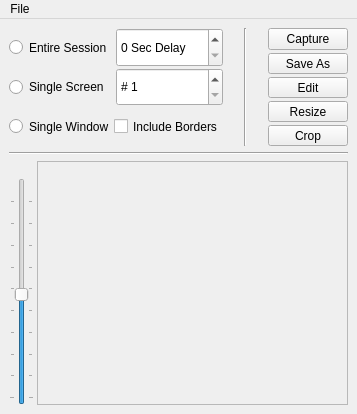
First picture: the form in src-qt5/desktop-utils/lumina-screenshot/MainUI.ui, repository lumina-desktop/lumina, before the edit.
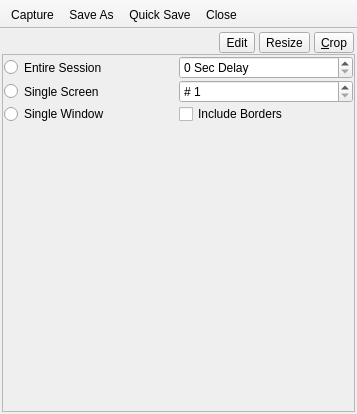
Second picture: the form after the edit. The open tabs and pages were chosen to show the change.

Commit message: Cleanup the lumina-screenshot interface again (with q5sys). This seems to be the best way to compress the UI elements without making it too cumbersome.

```diff
--- a/src-qt5/desktop-utils/lumina-screenshot/MainUI.ui
+++ b/src-qt5/desktop-utils/lumina-screenshot/MainUI.ui
@@ -21,185 +21,60 @@
   </property>
   <widget class="QWidget" name="centralwidget">
    <layout class="QVBoxLayout" name="verticalLayout_3">
-    <item>
-     <layout class="QHBoxLayout" name="horizontalLayout_5">
       <property name="spacing">
-       <number>3</number>
-      </property>
-      <property name="sizeConstraint">
-       <enum>QLayout::SetMinimumSize</enum>
-      </property>
-      <item>
-       <layout class="QVBoxLayout" name="verticalLayout_2">
-        <property name="spacing">
-         <number>1</number>
-        </property>
-        <property name="sizeConstraint">
-         <enum>QLayout::SetMinimumSize</enum>
-        </property>
-        <item>
-         <layout class="QHBoxLayout" name="horizontalLayout">
-          <property name="spacing">
            <number>0</number>
           </property>
-          <property name="sizeConstraint">
-           <enum>QLayout::SetMinimumSize</enum>
-          </property>
-          <item>
-           <widget class="QRadioButton" name="radio_all">
-            <property name="sizePolicy">
-             <sizepolicy hsizetype="Minimum" vsizetype="Minimum">
-              <horstretch>0</horstretch>
-              <verstretch>0</verstretch>
-             </sizepolicy>
-            </property>
-            <property name="text">
-             <string>Entire Session</string>
-            </property>
-           </widget>
-          </item>
-          <item>
-           <widget class="QSpinBox" name="spin_delay">
-            <property name="sizePolicy">
-             <sizepolicy hsizetype="Minimum" vsizetype="Minimum">
-              <horstretch>0</horstretch>
-              <verstretch>0</verstretch>
-             </sizepolicy>
-            </property>
-            <property name="suffix">
-             <string> Sec Delay</string>
-            </property>
-            <property name="prefix">
-             <string/>
-            </property>
-            <property name="maximum">
-             <number>20</number>
-            </property>
-           </widget>
-          </item>
-         </layout>
-        </item>
+    <property name="leftMargin">
+     <number>2</number>
+    </property>
+    <property name="topMargin">
+     <number>2</number>
+    </property>
+    <property name="rightMargin">
+     <number>2</number>
+    </property>
+    <property name="bottomMargin">
+     <number>2</number>
+    </property>
         <item>
-         <layout class="QHBoxLayout" name="horizontalLayout_2">
-          <property name="spacing">
-           <number>0</number>
-          </property>
-          <property name="sizeConstraint">
-           <enum>QLayout::SetMinimumSize</enum>
-          </property>
+     <layout class="QHBoxLayout" name="tabLayout">
           <item>
-           <widget class="QRadioButton" name="radio_monitor">
-            <property name="sizePolicy">
-             <sizepolicy hsizetype="Minimum" vsizetype="Minimum">
-              <horstretch>0</horstretch>
-              <verstretch>0</verstretch>
-             </sizepolicy>
-            </property>
-            <property name="text">
-             <string>Single Screen</string>
-            </property>
-           </widget>
-          </item>
-          <item>
-           <widget class="QSpinBox" name="spin_monitor">
-            <property name="sizePolicy">
-             <sizepolicy hsizetype="Minimum" vsizetype="Minimum">
-              <horstretch>0</horstretch>
-              <verstretch>0</verstretch>
-             </sizepolicy>
-            </property>
-            <property name="prefix">
-             <string notr="true"># </string>
-            </property>
-            <property name="minimum">
-             <number>1</number>
-            </property>
-           </widget>
-          </item>
-         </layout>
-        </item>
-        <item>
-         <layout class="QHBoxLayout" name="horizontalLayout_3">
-          <property name="spacing">
-           <number>0</number>
-          </property>
-          <property name="sizeConstraint">
-           <enum>QLayout::SetMinimumSize</enum>
-          </property>
-          <item>
-           <widget class="QRadioButton" name="radio_window">
-            <property name="sizePolicy">
-             <sizepolicy hsizetype="Minimum" vsizetype="Minimum">
-              <horstretch>0</horstretch>
-              <verstretch>0</verstretch>
-             </sizepolicy>
-            </property>
-            <property name="text">
-             <string>Single Window</string>
-            </property>
-           </widget>
-          </item>
-          <item>
-           <widget class="QCheckBox" name="check_frame">
-            <property name="sizePolicy">
-             <sizepolicy hsizetype="Minimum" vsizetype="Minimum">
-              <horstretch>0</horstretch>
-              <verstretch>0</verstretch>
-             </sizepolicy>
-            </property>
-            <property name="text">
-             <string>Include Borders</string>
-            </property>
-           </widget>
-          </item>
-         </layout>
-        </item>
-       </layout>
-      </item>
-      <item>
-       <widget class="Line" name="line">
-        <property name="sizePolicy">
-         <sizepolicy hsizetype="Minimum" vsizetype="Minimum">
-          <horstretch>0</horstretch>
-          <verstretch>0</verstretch>
-         </sizepolicy>
-        </property>
+       <spacer name="horizontalSpacer">
         <property name="orientation">
-         <enum>Qt::Vertical</enum>
+         <enum>Qt::Horizontal</enum>
         </property>
-       </widget>
+        <property name="sizeHint" stdset="0">
+         <size>
+          <width>40</width>
+          <height>20</height>
+         </size>
+        </property>
+       </spacer>
       </item>
       <item>
-       <layout class="QVBoxLayout" name="verticalLayout">
+       <widget class="QFrame" name="frame_modify">
+        <property name="frameShape">
+         <enum>QFrame::NoFrame</enum>
+        </property>
+        <property name="frameShadow">
+         <enum>QFrame::Raised</enum>
+        </property>
+        <layout class="QHBoxLayout" name="horizontalLayout_7">
         <property name="spacing">
-         <number>3</number>
-        </property>
-        <property name="sizeConstraint">
-         <enum>QLayout::SetMinimumSize</enum>
-        </property>
-        <item>
-         <widget class="QPushButton" name="push_snap">
-          <property name="text">
-           <string>Capture</string>
-          </property>
-         </widget>
-        </item>
-        <item>
-         <widget class="QToolButton" name="tool_save">
-          <property name="sizePolicy">
-           <sizepolicy hsizetype="Minimum" vsizetype="Fixed">
-            <horstretch>0</horstretch>
-            <verstretch>0</verstretch>
-           </sizepolicy>
-          </property>
-          <property name="text">
-           <string>Save As</string>
-          </property>
-          <property name="toolButtonStyle">
-           <enum>Qt::ToolButtonTextBesideIcon</enum>
-          </property>
-         </widget>
-        </item>
+          <number>4</number>
+         </property>
+         <property name="leftMargin">
+          <number>1</number>
+         </property>
+         <property name="topMargin">
+          <number>1</number>
+         </property>
+         <property name="rightMargin">
+          <number>1</number>
+         </property>
+         <property name="bottomMargin">
+          <number>1</number>
+         </property>
         <item>
          <widget class="QToolButton" name="tool_quicksave">
           <property name="sizePolicy">
@@ -241,7 +116,7 @@
            </sizepolicy>
           </property>
           <property name="text">
-           <string>Crop</string>
+            <string>&amp;Crop</string>
           </property>
           <property name="toolButtonStyle">
            <enum>Qt::ToolButtonTextBesideIcon</enum>
@@ -249,16 +124,32 @@
          </widget>
         </item>
        </layout>
+       </widget>
       </item>
      </layout>
     </item>
     <item>
-     <widget class="Line" name="line_2">
-      <property name="orientation">
-       <enum>Qt::Horizontal</enum>
+     <widget class="QStackedWidget" name="stackedWidget">
+      <property name="frameShape">
+       <enum>QFrame::StyledPanel</enum>
       </property>
-     </widget>
-    </item>
+      <property name="currentIndex">
+       <number>0</number>
+      </property>
+      <widget class="QWidget" name="page_current">
+       <layout class="QVBoxLayout" name="verticalLayout_5">
+        <property name="leftMargin">
+         <number>1</number>
+        </property>
+        <property name="topMargin">
+         <number>1</number>
+        </property>
+        <property name="rightMargin">
+         <number>1</number>
+        </property>
+        <property name="bottomMargin">
+         <number>1</number>
+        </property>
     <item>
      <layout class="QHBoxLayout" name="horizontalLayout_4">
       <property name="spacing">
@@ -319,59 +210,212 @@
           <rect>
            <x>0</x>
            <y>0</y>
-           <width>305</width>
-           <height>218</height>
-          </rect>
-         </property>
-         <zorder>tabWidget</zorder>
+               <width>315</width>
+               <height>342</height>
+              </rect>
+             </property>
         </widget>
        </widget>
       </item>
      </layout>
     </item>
    </layout>
-   <zorder></zorder>
-   <zorder></zorder>
-   <zorder>group_settings</zorder>
-   <zorder>scrollArea</zorder>
-   <zorder>line</zorder>
-   <zorder>push_snap</zorder>
-   <zorder></zorder>
-   <zorder>push_snap</zorder>
-   <zorder>line</zorder>
-   <zorder>spin_delay</zorder>
-   <zorder>radio_all</zorder>
-   <zorder>radio_monitor</zorder>
-   <zorder>spin_monitor</zorder>
-   <zorder>horizontalSpacer</zorder>
-   <zorder>check_frame</zorder>
-   <zorder>radio_window</zorder>
-   <zorder>line_2</zorder>
-  </widget>
-  <widget class="QMenuBar" name="menuBar">
-   <property name="geometry">
-    <rect>
-     <x>0</x>
-     <y>0</y>
-     <width>357</width>
-     <height>22</height>
-    </rect>
-   </property>
-   <widget class="QMenu" name="menuFile">
-    <property name="title">
-     <string>File</string>
-    </property>
+      </widget>
+      <widget class="QWidget" name="page_settings">
+       <layout class="QVBoxLayout" name="verticalLayout_6">
+        <property name="leftMargin">
+         <number>1</number>
+        </property>
+        <property name="topMargin">
+         <number>1</number>
+        </property>
+        <property name="rightMargin">
+         <number>1</number>
+        </property>
+        <property name="bottomMargin">
+         <number>1</number>
+        </property>
+        <item>
+         <layout class="QVBoxLayout" name="verticalLayout_2">
+          <property name="spacing">
+           <number>1</number>
+          </property>
+          <property name="sizeConstraint">
+           <enum>QLayout::SetMinimumSize</enum>
+          </property>
+          <item>
+           <layout class="QHBoxLayout" name="horizontalLayout">
+            <property name="spacing">
+             <number>0</number>
+            </property>
+            <property name="sizeConstraint">
+             <enum>QLayout::SetMinimumSize</enum>
+            </property>
+            <item>
+             <widget class="QRadioButton" name="radio_all">
+              <property name="sizePolicy">
+               <sizepolicy hsizetype="Minimum" vsizetype="Minimum">
+                <horstretch>0</horstretch>
+                <verstretch>0</verstretch>
+               </sizepolicy>
+              </property>
+              <property name="text">
+               <string>Entire Session</string>
+              </property>
+             </widget>
+            </item>
+            <item>
+             <widget class="QSpinBox" name="spin_delay">
+              <property name="sizePolicy">
+               <sizepolicy hsizetype="Minimum" vsizetype="Minimum">
+                <horstretch>0</horstretch>
+                <verstretch>0</verstretch>
+               </sizepolicy>
+              </property>
+              <property name="suffix">
+               <string> Sec Delay</string>
+              </property>
+              <property name="prefix">
+               <string/>
+              </property>
+              <property name="maximum">
+               <number>20</number>
+              </property>
+             </widget>
+            </item>
+           </layout>
+          </item>
+          <item>
+           <layout class="QHBoxLayout" name="horizontalLayout_2">
+            <property name="spacing">
+             <number>0</number>
+            </property>
+            <property name="sizeConstraint">
+             <enum>QLayout::SetMinimumSize</enum>
+            </property>
+            <item>
+             <widget class="QRadioButton" name="radio_monitor">
+              <property name="sizePolicy">
+               <sizepolicy hsizetype="Minimum" vsizetype="Minimum">
+                <horstretch>0</horstretch>
+                <verstretch>0</verstretch>
+               </sizepolicy>
+              </property>
+              <property name="text">
+               <string>Single Screen</string>
+              </property>
+             </widget>
+            </item>
+            <item>
+             <widget class="QSpinBox" name="spin_monitor">
+              <property name="sizePolicy">
+               <sizepolicy hsizetype="Minimum" vsizetype="Minimum">
+                <horstretch>0</horstretch>
+                <verstretch>0</verstretch>
+               </sizepolicy>
+              </property>
+              <property name="prefix">
+               <string notr="true"># </string>
+              </property>
+              <property name="minimum">
+               <number>1</number>
+              </property>
+             </widget>
+            </item>
+           </layout>
+          </item>
+          <item>
+           <layout class="QHBoxLayout" name="horizontalLayout_3">
+            <property name="spacing">
+             <number>0</number>
+            </property>
+            <property name="sizeConstraint">
+             <enum>QLayout::SetMinimumSize</enum>
+            </property>
+            <item>
+             <widget class="QRadioButton" name="radio_window">
+              <property name="sizePolicy">
+               <sizepolicy hsizetype="Minimum" vsizetype="Minimum">
+                <horstretch>0</horstretch>
+                <verstretch>0</verstretch>
+               </sizepolicy>
+              </property>
+              <property name="text">
+               <string>Single Window</string>
+              </property>
+             </widget>
+            </item>
+            <item>
+             <widget class="QCheckBox" name="check_frame">
+              <property name="sizePolicy">
+               <sizepolicy hsizetype="Minimum" vsizetype="Minimum">
+                <horstretch>0</horstretch>
+                <verstretch>0</verstretch>
+               </sizepolicy>
+              </property>
+              <property name="text">
+               <string>Include Borders</string>
+              </property>
+             </widget>
+            </item>
+           </layout>
+          </item>
+          <item>
+           <spacer name="verticalSpacer">
+            <property name="orientation">
+             <enum>Qt::Vertical</enum>
+            </property>
+            <property name="sizeHint" stdset="0">
+             <size>
+              <width>20</width>
+              <height>40</height>
+             </size>
+            </property>
+           </spacer>
+          </item>
+         </layout>
+        </item>
+       </layout>
+      </widget>
+     </widget>
+    </item>
+   </layout>
+  </widget>
+  <widget class="QToolBar" name="toolBar">
+   <property name="contextMenuPolicy">
+    <enum>Qt::CustomContextMenu</enum>
+   </property>
+   <property name="windowTitle">
+    <string>toolBar</string>
+   </property>
+   <property name="movable">
+    <bool>false</bool>
+   </property>
+   <property name="allowedAreas">
+    <set>Qt::TopToolBarArea</set>
+   </property>
+   <property name="toolButtonStyle">
+    <enum>Qt::ToolButtonTextUnderIcon</enum>
+   </property>
+   <property name="floatable">
+    <bool>false</bool>
+   </property>
+   <attribute name="toolBarArea">
+    <enum>TopToolBarArea</enum>
+   </attribute>
+   <attribute name="toolBarBreak">
+    <bool>false</bool>
+   </attribute>
     <addaction name="actionTake_Screenshot"/>
-    <addaction name="separator"/>
     <addaction name="actionSave_As"/>
     <addaction name="actionQuick_Save"/>
-    <addaction name="separator"/>
     <addaction name="actionClose"/>
    </widget>
-   <addaction name="menuFile"/>
-  </widget>
   <action name="actionTake_Screenshot">
    <property name="text">
+    <string>Capture</string>
+   </property>
+   <property name="toolTip">
     <string>Take Screenshot</string>
    </property>
    <property name="shortcut">
@@ -401,6 +445,9 @@
    <property name="text">
     <string>Close</string>
    </property>
+   <property name="toolTip">
+    <string>Close Application</string>
+   </property>
    <property name="shortcut">
     <string>Esc</string>
    </property>
```
Lines whose indentation alone changed are shown as unchanged. The commit also changes 2 other files.
